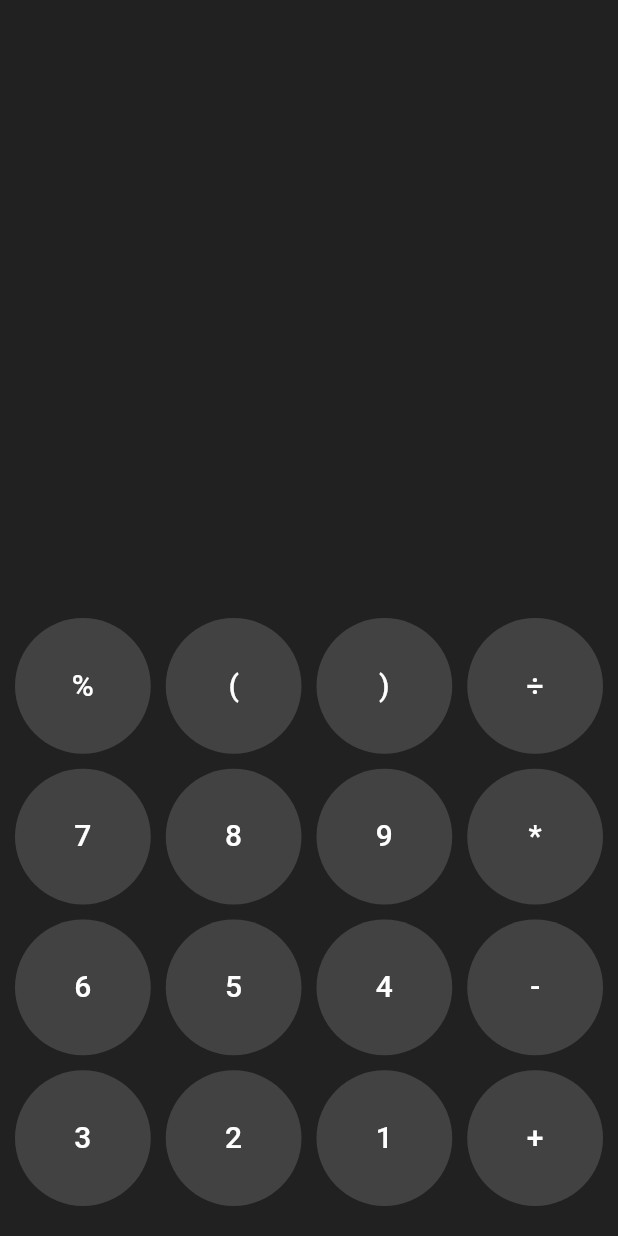
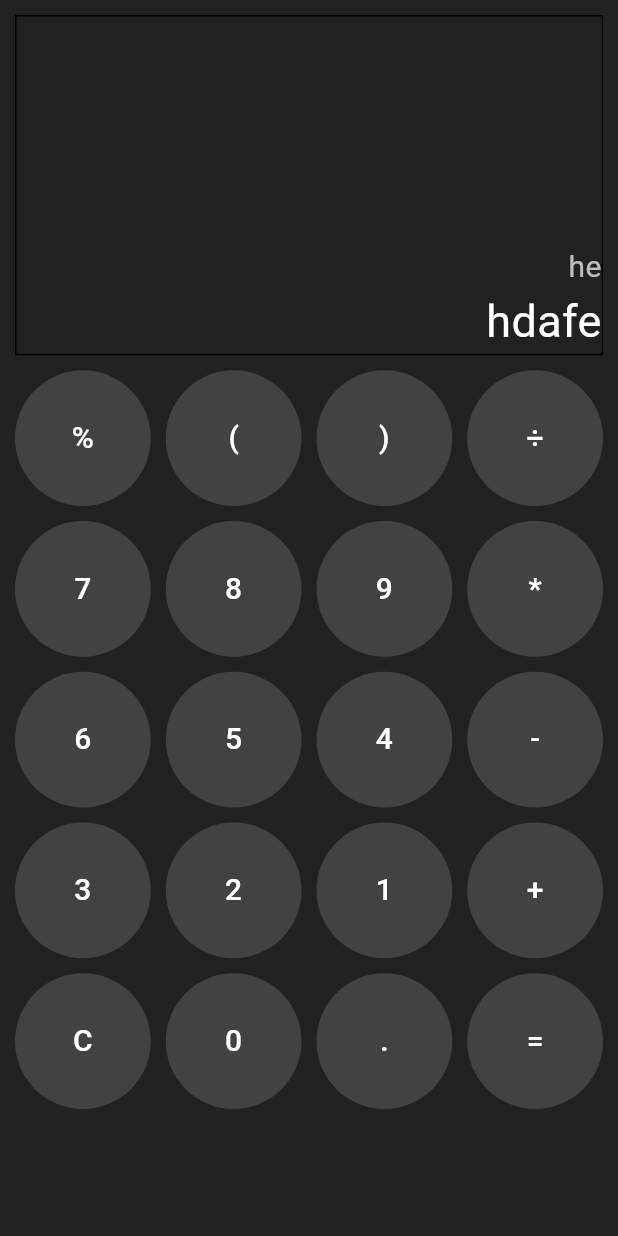
Before and after one commit to Grld-Andy/Flut_Calculator, a Flutter app: the screen it shows after launch, on a phone screen of 412 x 824 dp. Run offline on Flutter 3.47's test engine with Material 3 defaults, Android fonts, the phone set to English and light mode, and no system bars.

Commit message:
feat: text in display

```diff
--- a/lib/screens/main_view.dart
+++ b/lib/screens/main_view.dart
@@ -21,13 +21,38 @@ class MainView extends StatelessWidget {
           children: [
             // display screen
             Expanded(
-              child: Column(
-                children: [],
+              flex: 2,
+              child: Container(
+                alignment: Alignment.bottomRight,
+                decoration: BoxDecoration(
+                  border: Border.all(width: 1),
+                ),
+                child: Column(
+                  mainAxisAlignment: MainAxisAlignment.end,
+                  crossAxisAlignment: CrossAxisAlignment.end,
+                  children: [
+                    Text(
+                      "he",
+                      style: TextStyle(
+                        color: Colors.white70,
+                        fontSize: 20
+                      ),
+                    ),
+                    Text(
+                      "hdafe",
+                      style: TextStyle(
+                        color: Colors.white,
+                        fontSize: 30
+                      ),
+                    ),
+                  ],
+                ),
               )
             ),
-
+            SizedBox(height: 10,),
             // buttons grid
             Expanded(
+              flex: 5,
               child: GridView.builder(
                 gridDelegate: SliverGridDelegateWithFixedCrossAxisCount(
                   crossAxisCount: 4,
```
